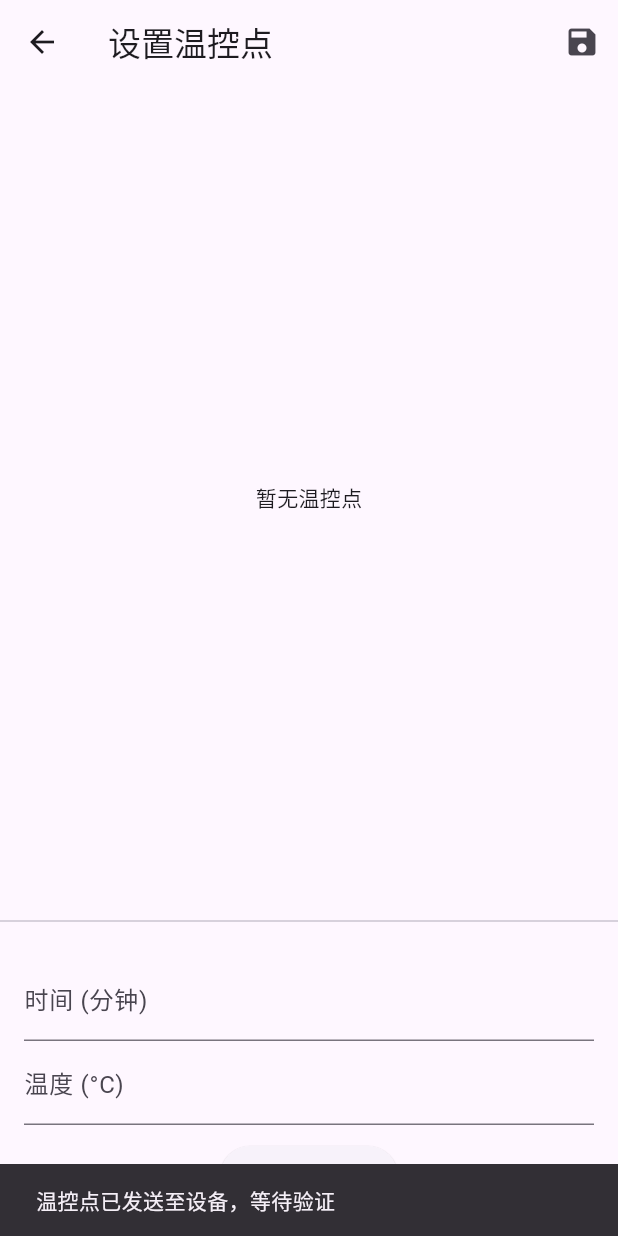
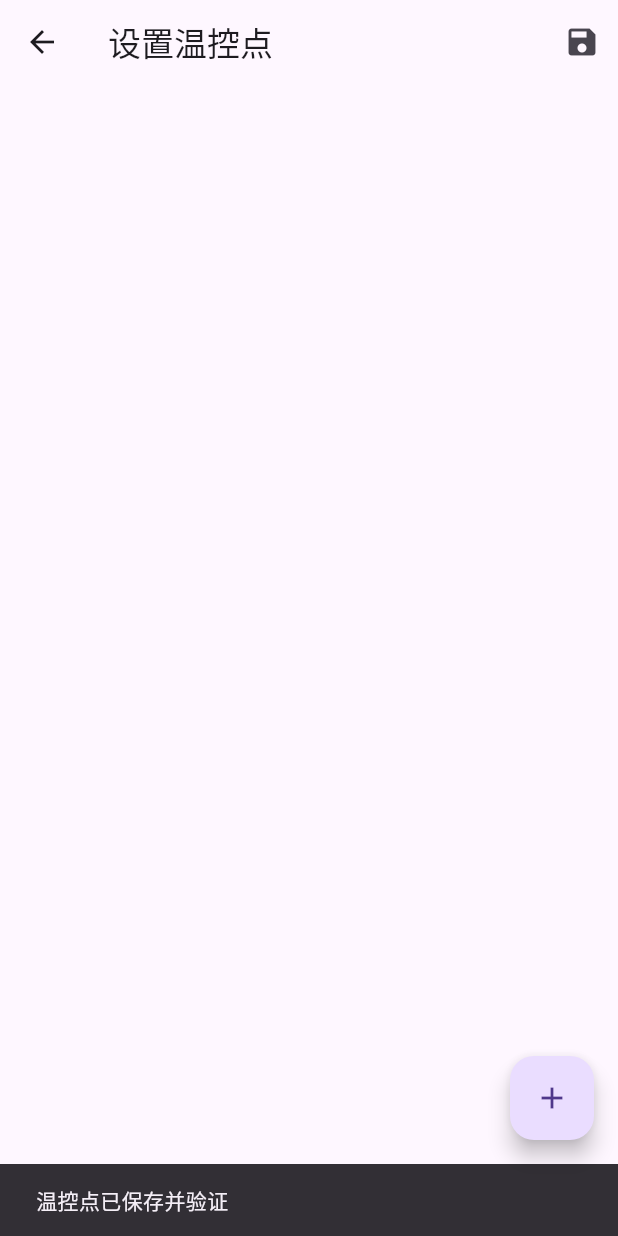
Before and after one commit to SnowSwordScholar/Flutter_Bluetooth_Temperature_Control, a Flutter app: the SettingsScreen screen opened by its route, after a tap on the "save" icon, on a phone screen of 412 x 824 dp. Run offline on Flutter 3.47's test engine with Material 3 defaults, Android fonts, the light colour scheme and no system bars; our stand-ins replace flutter_blue_plus, logger, permission_handler, shared_preferences; accounts and stored records are empty.

Commit message:
能够正常发送数据

```diff
--- a/lib/main.dart
+++ b/lib/main.dart
@@ -15,10 +15,7 @@ void main() {
     MultiProvider(
       providers: [
         ChangeNotifierProvider(create: (_) => DeviceProvider()), // 添加 DeviceProvider
-        ChangeNotifierProxyProvider<DeviceProvider, TemperatureProvider>(
-          create: (_) => TemperatureProvider(),
-          update: (_, deviceProvider, temperatureProvider) => temperatureProvider!..connectToSelectedDevice(deviceProvider),
-        ),
+        ChangeNotifierProvider(create: (_) => TemperatureProvider()), // 单独添加 TemperatureProvider
       ],
       child: const MyApp(),
     ),
--- a/lib/providers/temperature_provider.dart
+++ b/lib/providers/temperature_provider.dart
@@ -19,18 +19,21 @@ class TemperatureProvider with ChangeNotifier {
   Timer? _startupDelayTimer;
   int _startupDelay = 10; // 预留的时间，秒
   int _remainingTime = 0;
+  bool _verificationPassed = false; // 添加验证状态
 
   bool get isRunning => _isRunning;
   bool get isConnected => _isConnected;
   List<TemperaturePoint> get temperaturePoints => List.unmodifiable(_temperaturePoints);
   List<String> get upcomingOperations => List.unmodifiable(_upcomingOperations);
   int get remainingTime => _remainingTime;
+  bool get verificationPassed => _verificationPassed; // 获取验证状态
 
   TemperatureProvider();
 
   // 当选择了设备后连接
   Future<void> connectToSelectedDevice(DeviceProvider deviceProvider) async {
-    if (deviceProvider.selectedDevice != null && deviceProvider.selectedDevice!.platformName == "ESP32_Temperature_Controll") {
+    if (deviceProvider.selectedDevice != null &&
+        deviceProvider.selectedDevice!.platformName == "ESP32_Temperature_Controll") {
       _bluetoothManager = deviceProvider.bluetoothManager;
       _bluetoothManager!.onDataReceived = _handleBluetoothData;
       try {
@@ -74,10 +77,12 @@ class TemperatureProvider with ChangeNotifier {
       String message = data['message'];
       if (status == 'success') {
         _logger.i("温控点验证通过");
-        // 可以在此处更新UI，例如启用“开始运行”按钮
+        _verificationPassed = true;
         notifyListeners();
       } else {
         _logger.e("温控点验证失败: $message");
+        _verificationPassed = false;
+        notifyListeners();
       }
     } else if (data['command'] == 'temperature_points') {
       // 接收到设备的温度数据
@@ -109,6 +114,10 @@ class TemperatureProvider with ChangeNotifier {
   // 启动自动运行计时器
   void startAutoRun() {
     if (_temperaturePoints.isEmpty) return;
+
+    _isRunning = true;
+    _verificationPassed = false;
+    notifyListeners();
 
     // 计算各时间点的延迟（秒）
     _upcomingOperations.clear();
@@ -162,6 +171,7 @@ class TemperatureProvider with ChangeNotifier {
       _startupDelayTimer?.cancel();
       _isRunning = false;
       _isConnected = false;
+      _verificationPassed = false;
       notifyListeners();
       // 发送中断命令到设备
       Map<String, dynamic> interruptCommand = {
@@ -193,6 +203,14 @@ class TemperatureProvider with ChangeNotifier {
     }
   }
 
+  // 设置温控点列表
+  void setTemperaturePoints(List<TemperaturePoint> points) {
+    _temperaturePoints.clear();
+    _temperaturePoints.addAll(points);
+    _verificationPassed = false;
+    notifyListeners();
+  }
+
   @override
   void dispose() {
     _bluetoothManager?.disconnect();
--- a/lib/screens/home_screen.dart
+++ b/lib/screens/home_screen.dart
@@ -1,75 +1,79 @@
 // lib/screens/home_screen.dart
 import 'package:flutter/material.dart';
 import 'package:provider/provider.dart';
-import '../providers/temperature_provider.dart';
-import '../providers/device_provider.dart';
+import 'package:bluetooth_temperature_control/providers/temperature_provider.dart';
 
 class HomeScreen extends StatelessWidget {
-  const HomeScreen({super.key});
+  const HomeScreen({Key? key}) : super(key: key);
+
+  void _startRun(BuildContext context) {
+    final temperatureProvider = Provider.of<TemperatureProvider>(context, listen: false);
+    temperatureProvider.startAutoRun();
+    ScaffoldMessenger.of(context).showSnackBar(
+      const SnackBar(content: Text('开始运行')),
+    );
+  }
 
   @override
   Widget build(BuildContext context) {
-    final tempProvider = Provider.of<TemperatureProvider>(context);
-    final deviceProvider = Provider.of<DeviceProvider>(context);
-
-    // Determine connection status
-    bool isConnected = tempProvider.isConnected;
+    final temperatureProvider = Provider.of<TemperatureProvider>(context);
 
     return Scaffold(
       appBar: AppBar(
         title: const Text('温控管理'),
         actions: [
           IconButton(
-            icon: Icon(
-              Icons.devices,
-              color: isConnected ? Colors.green : Colors.red,
-            ),
+            icon: const Icon(Icons.settings),
             onPressed: () {
-              Navigator.pushNamed(context, '/device_management');
+              Navigator.pushNamed(context, '/settings');
             },
           ),
         ],
       ),
-      body: Padding(
-        padding: const EdgeInsets.all(16.0),
-        child: Column(
-          children: [
-            Text(
-              '当前温度: ${tempProvider.currentTemperature}°C',
-              style: const TextStyle(fontSize: 24),
-            ),
-            const SizedBox(height: 20),
-            Text(
-              '运行时间: ${tempProvider.runtime} 分钟',
-              style: const TextStyle(fontSize: 20),
-            ),
-            const Spacer(),
-            Center(
+      body: temperatureProvider.isConnected
+          ? Padding(
+              padding: const EdgeInsets.all(16.0),
               child: Column(
-                mainAxisSize: MainAxisSize.min,
                 children: [
+                  Text('当前温度: ${temperatureProvider.currentTemperature}°C'),
+                  Text('运行时间: ${temperatureProvider.runtime} 分钟'),
+                  const SizedBox(height: 20),
                   ElevatedButton(
-                    onPressed: isConnected
-                        ? () async {
-                            Navigator.pushNamed(context, '/settings');
-                          }
-                        : null, // 未连接时禁用按钮
+                    onPressed: () {
+                      Navigator.pushNamed(context, '/device_management');
+                    },
                     child: const Text('设置温控点'),
                   ),
-                  const SizedBox(height: 10),
+                  const SizedBox(height: 20),
                   ElevatedButton(
-                    onPressed: isConnected
-                        ? () {
-                            Navigator.pushNamed(context, '/monitor');
-                          }
-                        : null, // 未连接时禁用按钮
-                    child: const Text('实时监控'),
+                    onPressed: (temperatureProvider.isConnected &&
+                            temperatureProvider.temperaturePoints.isNotEmpty &&
+                            temperatureProvider.verificationPassed)
+                        ? () => _startRun(context)
+                        : null,
+                    child: const Text('开始运行'),
                   ),
+                  const SizedBox(height: 20),
+                  if (temperatureProvider.upcomingOperations.isNotEmpty)
+                    Expanded(
+                      child: ListView.builder(
+                        itemCount: temperatureProvider.upcomingOperations.length,
+                        itemBuilder: (context, index) {
+                          return ListTile(
+                            title: Text(temperatureProvider.upcomingOperations[index]),
+                          );
+                        },
+                      ),
+                    ),
                 ],
               ),
-            ),
-          ],
-        ),
+            )
+          : const Center(child: Text('未连接到任何设备')),
+      floatingActionButton: FloatingActionButton(
+        child: const Icon(Icons.bluetooth),
+        onPressed: () {
+          Navigator.pushNamed(context, '/device_management');
+        },
       ),
     );
   }
--- a/lib/screens/settings_screen.dart
+++ b/lib/screens/settings_screen.dart
@@ -1,17 +1,56 @@
 // lib/screens/settings_screen.dart
 import 'package:flutter/material.dart';
 import 'package:provider/provider.dart';
-import '../providers/temperature_provider.dart';
-import '../models/temperature_point.dart';
+import 'package:bluetooth_temperature_control/providers/temperature_provider.dart';
+import 'package:bluetooth_temperature_control/models/temperature_point.dart';
 
-class SettingsScreen extends StatelessWidget {
-  const SettingsScreen({super.key});
+class SettingsScreen extends StatefulWidget {
+  const SettingsScreen({Key? key}) : super(key: key);
+
+  @override
+  State<SettingsScreen> createState() => _SettingsScreenState();
+}
+
+class _SettingsScreenState extends State<SettingsScreen> {
+  late List<TemperaturePoint> _temperaturePoints;
+
+  @override
+  void initState() {
+    super.initState();
+    final temperatureProvider = Provider.of<TemperatureProvider>(context, listen: false);
+    _temperaturePoints = List.from(temperatureProvider.temperaturePoints);
+  }
+
+  void _addTemperaturePoint() {
+    setState(() {
+      _temperaturePoints.add(TemperaturePoint(time: 0, temperature: 20));
+    });
+  }
+
+  void _removeTemperaturePoint(int index) {
+    setState(() {
+      _temperaturePoints.removeAt(index);
+    });
+  }
+
+  void _saveTemperaturePoints() async {
+    final temperatureProvider = Provider.of<TemperatureProvider>(context, listen: false);
+    temperatureProvider.setTemperaturePoints(_temperaturePoints);
+    try {
+      await temperatureProvider.sendTemperaturePointsWithVerification();
+      ScaffoldMessenger.of(context).showSnackBar(
+        const SnackBar(content: Text('温控点已保存并验证')),
+      );
+    } catch (e) {
+      ScaffoldMessenger.of(context).showSnackBar(
+        SnackBar(content: Text('保存温控点失败: $e')),
+      );
+    }
+  }
 
   @override
   Widget build(BuildContext context) {
-    final tempProvider = Provider.of<TemperatureProvider>(context);
-    final TextEditingController timeController = TextEditingController();
-    final TextEditingController tempController = TextEditingController();
+    final temperatureProvider = Provider.of<TemperatureProvider>(context);
 
     return Scaffold(
       appBar: AppBar(
@@ -19,130 +58,60 @@ class SettingsScreen extends StatelessWidget {
         actions: [
           IconButton(
             icon: const Icon(Icons.save),
-            onPressed: () async {
-              await tempProvider.sendTemperaturePointsWithVerification();
-              ScaffoldMessenger.of(context).showSnackBar(
-                const SnackBar(content: Text('温控点已发送至设备，等待验证')),
-              );
-            },
-          )
+            onPressed: _saveTemperaturePoints,
+          ),
         ],
       ),
-      body: Column(
-        children: [
-          Expanded(
-            child: tempProvider.temperaturePoints.isEmpty
-                ? const Center(child: Text('暂无温控点'))
-                : ListView.builder(
-                    itemCount: tempProvider.temperaturePoints.length,
-                    itemBuilder: (context, index) {
-                      final point = tempProvider.temperaturePoints[index];
-                      return ListTile(
-                        title: Text('时间: ${point.time} 分钟'),
-                        subtitle: Text('温度: ${point.temperature} °C'),
-                        trailing: Row(
-                          mainAxisSize: MainAxisSize.min,
-                          children: [
-                            IconButton(
-                              icon: const Icon(Icons.edit),
-                              onPressed: () {
-                                showDialog(
-                                  context: context,
-                                  builder: (context) {
-                                    final TextEditingController editTimeController =
-                                        TextEditingController(text: point.time.toString());
-                                    final TextEditingController editTempController =
-                                        TextEditingController(text: point.temperature.toString());
-                                    return AlertDialog(
-                                      title: const Text('编辑温控点'),
-                                      content: Column(
-                                        mainAxisSize: MainAxisSize.min,
-                                        children: [
-                                          TextField(
-                                            controller: editTimeController,
-                                            decoration: const InputDecoration(labelText: '时间 (分钟)'),
-                                            keyboardType: TextInputType.number,
-                                          ),
-                                          TextField(
-                                            controller: editTempController,
-                                            decoration: const InputDecoration(labelText: '温度 (°C)'),
-                                            keyboardType: TextInputType.number,
-                                          ),
-                                        ],
-                                      ),
-                                      actions: [
-                                        TextButton(
-                                          onPressed: () {
-                                            Navigator.of(context).pop();
-                                          },
-                                          child: const Text('取消'),
-                                        ),
-                                        TextButton(
-                                          onPressed: () {
-                                            int? newTime = int.tryParse(editTimeController.text);
-                                            int? newTemp = int.tryParse(editTempController.text);
-                                            if (newTime != null && newTemp != null) {
-                                              tempProvider.editTemperaturePoint(
-                                                  index,
-                                                  TemperaturePoint(
-                                                      time: newTime,
-                                                      temperature: newTemp));
-                                              Navigator.of(context).pop();
-                                            }
-                                          },
-                                          child: const Text('保存'),
-                                        ),
-                                      ],
-                                    );
-                                  },
-                                );
-                              },
-                            ),
-                            IconButton(
-                              icon: const Icon(Icons.delete),
-                              onPressed: () {
-                                tempProvider.removeTemperaturePoint(index);
-                              },
-                            ),
-                          ],
-                        ),
-                      );
+      body: ListView.builder(
+        itemCount: _temperaturePoints.length,
+        itemBuilder: (context, index) {
+          return ListTile(
+            title: Text('温控点 ${index + 1}'),
+            subtitle: Row(
+              children: [
+                Expanded(
+                  child: TextFormField(
+                    initialValue: _temperaturePoints[index].time.toString(),
+                    decoration: const InputDecoration(labelText: '时间 (分钟)'),
+                    keyboardType: TextInputType.number,
+                    onChanged: (value) {
+                      setState(() {
+                        _temperaturePoints[index] = TemperaturePoint(
+                          time: int.tryParse(value) ?? _temperaturePoints[index].time,
+                          temperature: _temperaturePoints[index].temperature,
+                        );
+                      });
                     },
                   ),
-          ),
-          const Divider(),
-          Padding(
-            padding: const EdgeInsets.all(16.0),
-            child: Column(
-              children: [
-                TextField(
-                  controller: timeController,
-                  decoration: const InputDecoration(labelText: '时间 (分钟)'),
-                  keyboardType: TextInputType.number,
                 ),
-                TextField(
-                  controller: tempController,
-                  decoration: const InputDecoration(labelText: '温度 (°C)'),
-                  keyboardType: TextInputType.number,
+                const SizedBox(width: 10),
+                Expanded(
+                  child: TextFormField(
+                    initialValue: _temperaturePoints[index].temperature.toString(),
+                    decoration: const InputDecoration(labelText: '温度 (°C)'),
+                    keyboardType: TextInputType.number,
+                    onChanged: (value) {
+                      setState(() {
+                        _temperaturePoints[index] = TemperaturePoint(
+                          time: _temperaturePoints[index].time,
+                          temperature: int.tryParse(value) ?? _temperaturePoints[index].temperature,
+                        );
+                      });
+                    },
+                  ),
                 ),
-                const SizedBox(height: 10),
-                ElevatedButton(
-                  onPressed: () {
-                    int? time = int.tryParse(timeController.text);
-                    int? temp = int.tryParse(tempController.text);
-                    if (time != null && temp != null) {
-                      tempProvider.addTemperaturePoint(
-                          TemperaturePoint(time: time, temperature: temp));
-                      timeController.clear();
-                      tempController.clear();
-                    }
-                  },
-                  child: const Text('添加温控点'),
+                IconButton(
+                  icon: const Icon(Icons.delete, color: Colors.red),
+                  onPressed: () => _removeTemperaturePoint(index),
                 ),
               ],
             ),
-          ),
-        ],
+          );
+        },
+      ),
+      floatingActionButton: FloatingActionButton(
+        onPressed: _addTemperaturePoint,
+        child: const Icon(Icons.add),
       ),
     );
   }
--- a/lib/services/bluetooth_manager.dart
+++ b/lib/services/bluetooth_manager.dart
@@ -10,36 +10,30 @@ class BluetoothManager with ChangeNotifier {
   BluetoothDevice? _connectedDevice;
   BluetoothCharacteristic? _writeCharacteristic;
   BluetoothCharacteristic? _notifyCharacteristic;
-  bool _isConnected = false; // 声明 _isConnected 变量
+  bool _isConnected = false;
 
-  // 回调函数，用于传递接收到的数据
   Function(Map<String, dynamic>)? onDataReceived;
 
-  // 定义服务UUID和特征UUID（使用 lowerCamelCase）
   final String serviceUuid = "12345678-1234-1234-1234-1234567890ab";
   final String characteristicUuid = "abcdefab-1234-5678-1234-abcdefabcdef";
 
   bool get isConnected => _isConnected;
 
-  // 扫描并连接到设备
   Future<void> connectToDevice(String deviceId) async {
     try {
       _logger.i("开始扫描设备...");
 
-      // 开始扫描，不过滤任何服务以便调试
       FlutterBluePlus.startScan(
         timeout: const Duration(seconds: 10),
         withServices: [],
       );
 
-      // 声明 scanSubscription 变量
       late StreamSubscription<List<ScanResult>> scanSubscription;
 
-      // 监听扫描结果
       scanSubscription = FlutterBluePlus.scanResults.listen((results) async {
         for (ScanResult r in results) {
-          String deviceName = r.device.platformName; // 使用 platformName
-          String deviceIdStr = r.device.id.id; // 使用 id.id
+          String deviceName = r.device.name; // 修改为 r.device.name
+          String deviceIdStr = r.device.id.id;
 
           _logger.i("扫描到设备: $deviceName ($deviceIdStr)");
 
@@ -47,13 +41,12 @@ class BluetoothManager with ChangeNotifier {
             _logger.i("找到目标设备: $deviceName ($deviceIdStr)");
             FlutterBluePlus.stopScan();
             await _connect(r.device);
-            await scanSubscription.cancel(); // 正确引用已声明的变量
+            await scanSubscription.cancel();
             break;
           }
         }
       });
 
-      // 等待扫描完成
       await FlutterBluePlus.isScanning.firstWhere((isScanning) => !isScanning);
     } catch (e) {
       _logger.e("连接设备时出错: $e");
@@ -61,14 +54,12 @@ class BluetoothManager with ChangeNotifier {
     }
   }
 
-  // 连接到设备并发现服务
   Future<void> _connect(BluetoothDevice device) async {
     try {
       _connectedDevice = device;
       await _connectedDevice!.connect(autoConnect: false);
-      _logger.i("已连接到设备: ${_connectedDevice!.platformName}");
+      _logger.i("已连接到设备: ${_connectedDevice!.name}");
 
-      // 设置连接状态监听
       _connectedDevice!.connectionState.listen((state) {
         if (state == BluetoothConnectionState.disconnected) {
           _logger.w("设备已断开连接");
@@ -79,7 +70,6 @@ class BluetoothManager with ChangeNotifier {
         }
       });
 
-      // 发现服务
       List<BluetoothService> services = await _connectedDevice!.discoverServices();
       for (BluetoothService service in services) {
         _logger.i("发现服务: ${service.uuid}");
@@ -97,7 +87,7 @@ class BluetoothManager with ChangeNotifier {
             if (characteristic.properties.notify) {
               _notifyCharacteristic = characteristic;
               await characteristic.setNotifyValue(true);
-              characteristic.lastValueStream.listen((value) { // 使用 lastValueStream
+              characteristic.value.listen((value) { // 使用 value 而不是 lastValueStream
                 _logger.i("收到通知数据: $value");
                 String jsonString = utf8.decode(value);
                 try {
@@ -124,7 +114,7 @@ class BluetoothManager with ChangeNotifier {
       }
 
       _isConnected = true;
-      notifyListeners(); // 通知连接状态变化
+      notifyListeners();
       _logger.i("设备连接和服务发现完成");
     } catch (e) {
       _logger.e("连接或服务发现时出错: $e");
@@ -132,7 +122,6 @@ class BluetoothManager with ChangeNotifier {
     }
   }
 
-  // 发送数据
   Future<void> sendData(Map<String, dynamic> data) async {
     try {
       if (_writeCharacteristic == null) {
@@ -141,14 +130,13 @@ class BluetoothManager with ChangeNotifier {
       String jsonString = jsonEncode(data);
       List<int> bytes = utf8.encode(jsonString);
 
-      // BLE单次写入的最大字节数（根据设备和平台，通常为512字节）
       const int maxChunkSize = 500;
 
       for (int i = 0; i < bytes.length; i += maxChunkSize) {
         int end = (i + maxChunkSize < bytes.length) ? i + maxChunkSize : bytes.length;
         List<int> chunk = bytes.sublist(i, end);
-        await _writeCharacteristic!.write(chunk, withoutResponse: true);
-        await Future.delayed(const Duration(milliseconds: 50)); // 避免发送过快
+        await _writeCharacteristic!.write(chunk, withoutResponse: false); // 确保写入有响应
+        await Future.delayed(const Duration(milliseconds: 50));
       }
       _logger.i("数据已发送: ${jsonString.length} 字节");
     } catch (e) {
@@ -157,7 +145,6 @@ class BluetoothManager with ChangeNotifier {
     }
   }
 
-  // 断开连接
   Future<void> disconnect() async {
     try {
       if (_connectedDevice != null) {
```
